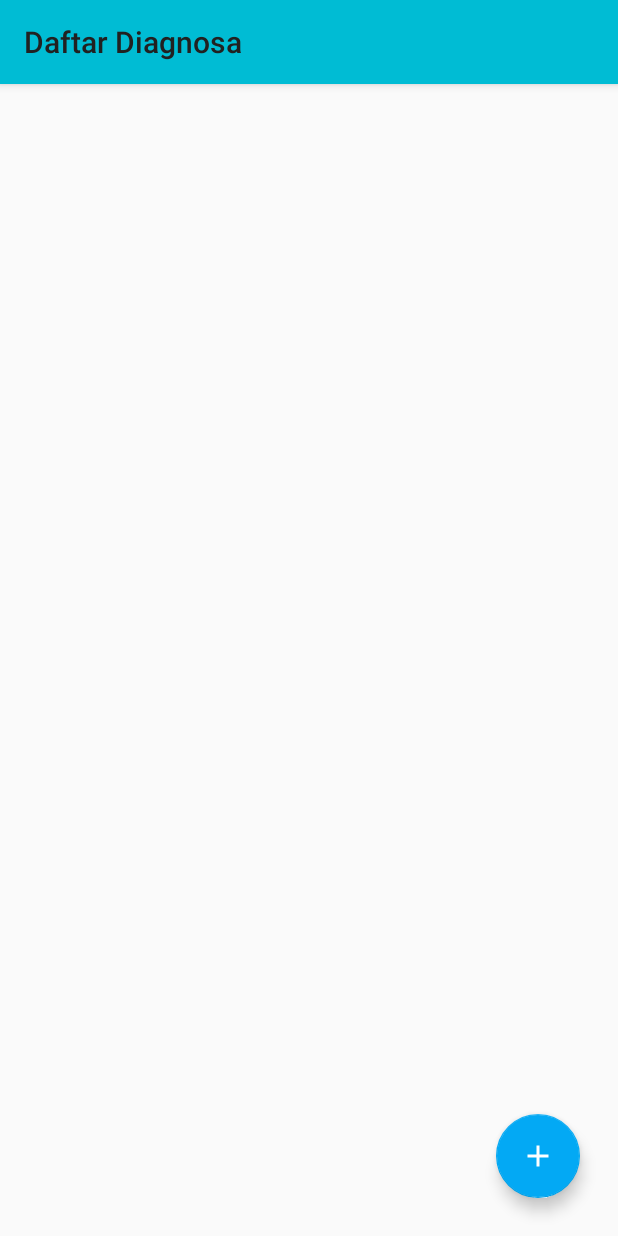
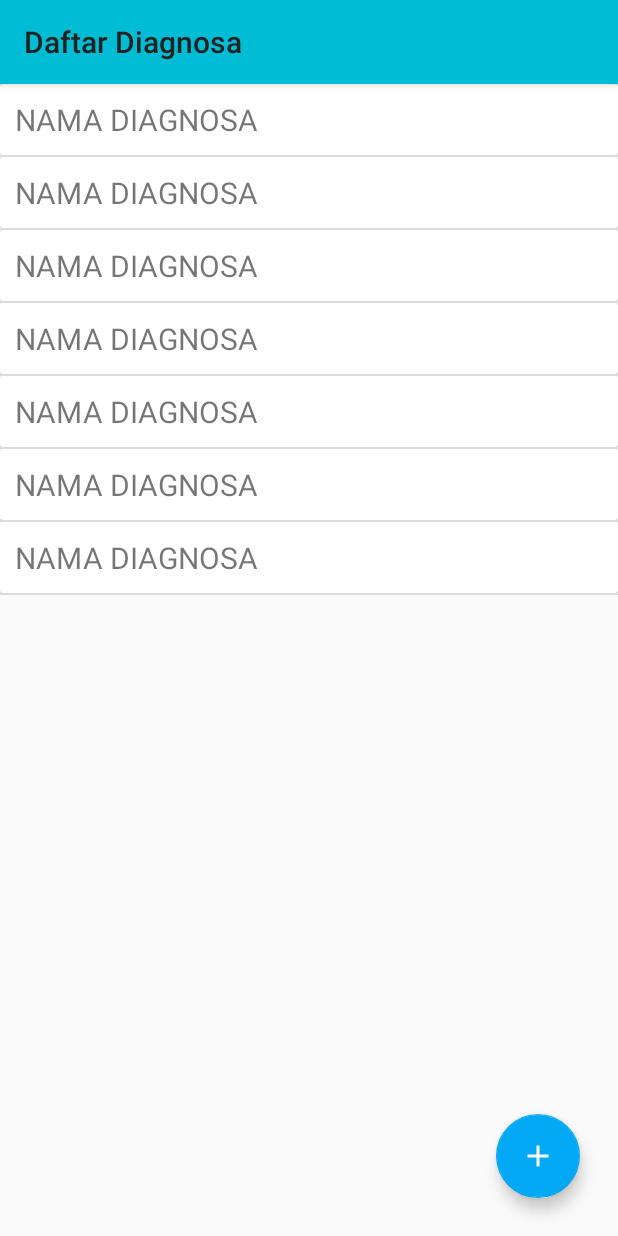
Before and after one commit to fadhilyori/sistempakaranggur, an Android app: the DiagnosaActivity screen opened directly, with no data from a screen before it, on a phone screen of 412 x 824 dp. Run offline under Robolectric (Android 15) with nearby library versions, the phone set to English and light mode, and no system bars; our stand-ins replace ButterKnife.

```diff
--- a/app/src/main/java/dev/anggur/sistempakaranggur/activity/DiagnosaActivity.java
+++ b/app/src/main/java/dev/anggur/sistempakaranggur/activity/DiagnosaActivity.java
@@ -6,10 +6,15 @@ import android.support.design.widget.FloatingActionButton;
 import android.support.v7.app.AppCompatActivity;
 import android.widget.ListView;
 
+import java.util.ArrayList;
+
 import butterknife.BindView;
 import butterknife.ButterKnife;
 import butterknife.OnClick;
 import dev.anggur.sistempakaranggur.R;
+import dev.anggur.sistempakaranggur.adapters.ListDiagnosaAdapter;
+import dev.anggur.sistempakaranggur.models.Diagnosa;
+import dev.anggur.sistempakaranggur.models.Gejala;
 
 public class DiagnosaActivity extends AppCompatActivity {
 
@@ -23,6 +28,24 @@ public class DiagnosaActivity extends AppCompatActivity {
         super.onCreate(savedInstanceState);
         setContentView(R.layout.activity_diagnosa);
         ButterKnife.bind(this);
+        ArrayList<Diagnosa> listDiagnosa = new ArrayList<>();
+        ArrayList<Gejala> listGejala = new ArrayList<>();
+        listGejala.add(new Gejala("G01","Nama gejala","Keterangan Gejala"));
+        listGejala.add(new Gejala("G01","Nama gejala","Keterangan Gejala"));
+        listGejala.add(new Gejala("G01","Nama gejala","Keterangan Gejala"));
+        listGejala.add(new Gejala("G01","Nama gejala","Keterangan Gejala"));
+        listGejala.add(new Gejala("G01","Nama gejala","Keterangan Gejala"));
+        listGejala.add(new Gejala("G01","Nama gejala","Keterangan Gejala"));
+        listDiagnosa.add(new Diagnosa("D01","NAMA DIAGNOSA", "Keterangan",listGejala));
+        listDiagnosa.add(new Diagnosa("D01","NAMA DIAGNOSA", "Keterangan",listGejala));
+        listDiagnosa.add(new Diagnosa("D01","NAMA DIAGNOSA", "Keterangan",listGejala));
+        listDiagnosa.add(new Diagnosa("D01","NAMA DIAGNOSA", "Keterangan",listGejala));
+        listDiagnosa.add(new Diagnosa("D01","NAMA DIAGNOSA", "Keterangan",listGejala));
+        listDiagnosa.add(new Diagnosa("D01","NAMA DIAGNOSA", "Keterangan",listGejala));
+        listDiagnosa.add(new Diagnosa("D01","NAMA DIAGNOSA", "Keterangan",listGejala));
+
+        ListDiagnosaAdapter adapter = new ListDiagnosaAdapter(this,R.layout.list_item,listDiagnosa);
+        lsvDiagnosa.setAdapter(adapter);
     }
 
     @OnClick(R.id.fab_tambah_diagnosa)
--- /dev/null
+++ b/app/src/main/java/dev/anggur/sistempakaranggur/adapters/ListDiagnosaAdapter.java
@@ -0,0 +1,54 @@
+package dev.anggur.sistempakaranggur.adapters;
+
+import android.content.Context;
+import android.support.annotation.NonNull;
+import android.support.annotation.Nullable;
+import android.view.LayoutInflater;
+import android.view.View;
+import android.view.ViewGroup;
+import android.widget.ArrayAdapter;
+import android.widget.TextView;
+
+import java.util.ArrayList;
+import java.util.List;
+
+import dev.anggur.sistempakaranggur.R;
+import dev.anggur.sistempakaranggur.models.Diagnosa;
+
+/**
+ * Created by Imam Abu Mansur on 04/07/2018.
+ */
+
+public class ListDiagnosaAdapter extends ArrayAdapter<Diagnosa> {
+
+    private int listItemLayout;
+
+    public ListDiagnosaAdapter(@NonNull Context context, int resource, @NonNull ArrayList<Diagnosa> objects) {
+        super(context, resource, objects);
+        listItemLayout = resource;
+    }
+
+    @NonNull
+    @Override
+    public View getView(int position, @Nullable View convertView, @NonNull ViewGroup parent) {
+        Diagnosa diagnosa = getItem(position);
+
+        ViewHolder viewHolder = new ViewHolder();
+        if (convertView == null){
+            LayoutInflater inflater = LayoutInflater.from(getContext());
+            convertView = inflater.inflate(listItemLayout, parent, false);
+            viewHolder.txvJudulItem = convertView.findViewById(R.id.txv_judul_item);
+            convertView.setTag(viewHolder); // view lookup cache stored in tag
+        }else{
+            viewHolder = (ViewHolder) convertView.getTag();
+        }
+
+        viewHolder.txvJudulItem.setText(diagnosa.getNama_diagnosa());
+
+        return convertView;
+    }
+    private static class ViewHolder{
+        TextView txvJudulItem;
+    }
+
+}
--- a/app/src/main/java/dev/anggur/sistempakaranggur/models/ResponseGetAllDiagnosa.java
+++ b/app/src/main/java/dev/anggur/sistempakaranggur/models/Diagnosa.java
@@ -6,13 +6,13 @@ import java.util.ArrayList;
  * Created by Imam Abu Mansur on 04/07/2018.
  */
 
-public class ResponseGetAllDiagnosa {
+public class Diagnosa {
     private String kode_diagnosa;
     private String nama_diagnosa;
     private String keterangan;
     private ArrayList<Gejala> gejala;
 
-    public ResponseGetAllDiagnosa(String kode_diagnosa, String nama_diagnosa, String keterangan, ArrayList<Gejala> gejala) {
+    public Diagnosa(String kode_diagnosa, String nama_diagnosa, String keterangan, ArrayList<Gejala> gejala) {
         this.kode_diagnosa = kode_diagnosa;
         this.nama_diagnosa = nama_diagnosa;
         this.keterangan = keterangan;
--- a/app/src/main/res/layout/list_item.xml
+++ b/app/src/main/res/layout/list_item.xml
@@ -10,6 +10,7 @@
         android:layout_height="wrap_content">
 
         <TextView
+            android:id="@+id/txv_judul_item"
             android:layout_width="match_parent"
             android:padding="10dp"
             android:layout_height="wrap_content"
```
